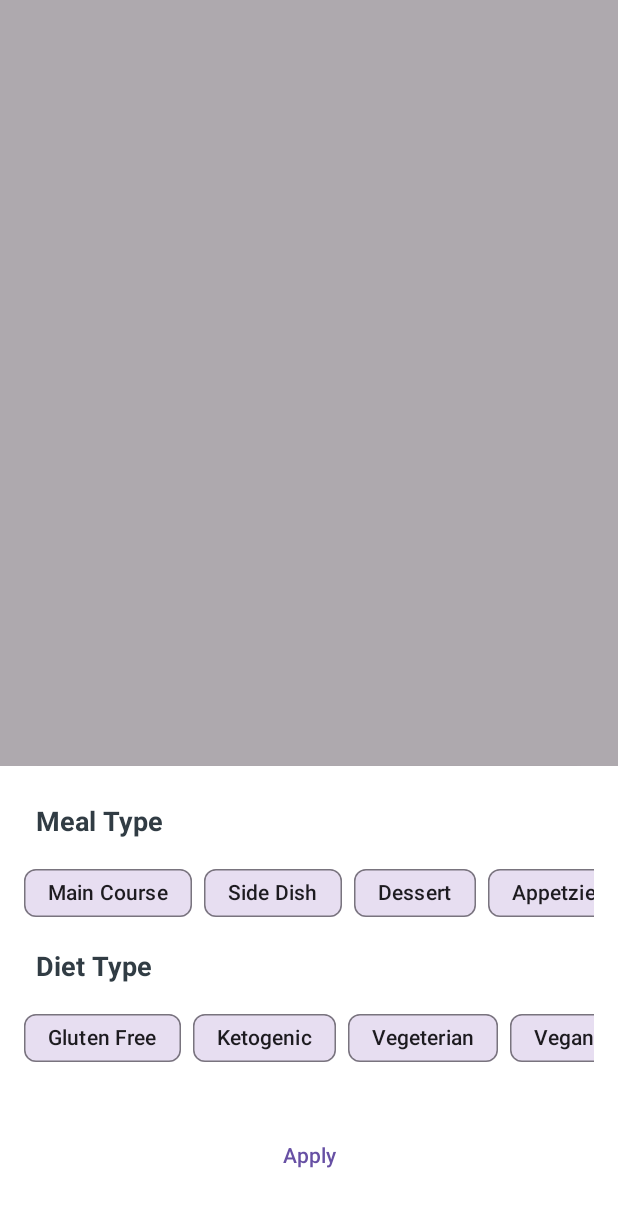
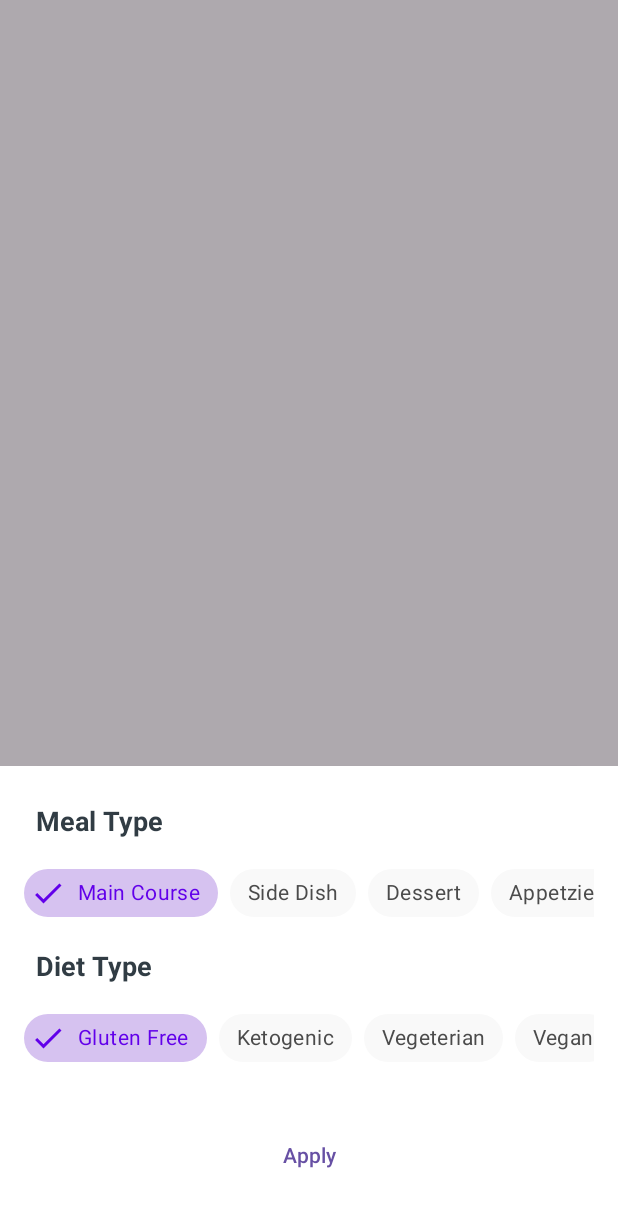
Before and after one commit to Honor13/FoodRecipeApp, an Android app: the fragment RecipesBottomSheet shown on its own in the app's theme, on a phone screen of 412 x 824 dp. Shown: the top 1207 px of the screen. Run offline under Robolectric (Android 15) with nearby library versions, the phone set to English and light mode, and no system bars; Roboto replaces fonts that are not available here.

Commit message:
Added Chip Style

```diff
--- a/app/src/main/java/com/example/foodyapplication/ui/fragment/recipies/RecipiesFragment.kt
+++ b/app/src/main/java/com/example/foodyapplication/ui/fragment/recipies/RecipiesFragment.kt
@@ -11,6 +11,7 @@ import androidx.core.view.isVisible
 import androidx.databinding.DataBindingUtil
 import androidx.lifecycle.ViewModelProvider
 import androidx.lifecycle.lifecycleScope
+import androidx.navigation.fragment.findNavController
 import androidx.recyclerview.widget.LinearLayoutManager
 import com.example.foodyapplication.viewmodels.MainViewModel
 import com.example.foodyapplication.R
@@ -59,6 +60,10 @@ class RecipiesFragment : Fragment() {
 
         setupRecyclerView()
         readDatabase()
+
+        binding.recipesFab.setOnClickListener{
+            findNavController().navigate(R.id.action_recipiesFragment_to_recipesBottomSheet)
+        }
 
         return binding.root
     }
--- a/app/src/main/java/com/example/foodyapplication/viewmodels/RecipesViewModel.kt
+++ b/app/src/main/java/com/example/foodyapplication/viewmodels/RecipesViewModel.kt
@@ -17,8 +17,8 @@ class RecipesViewModel(application: Application) : AndroidViewModel(application)
 
         queries[QUERY_NUMBER] = "50"
         queries[QUERY_API_KEY] = API_KEY
-        queries[QUERY_TYPE] = "snack"
-        queries[QUERY_DIET] = ""
+        queries[QUERY_TYPE] = "main course"
+        queries[QUERY_DIET] = "gluten free"
         queries[QUERY_ADD_RECIPE_INFORMATION] = "true"
         queries[QUERY_RECIPE_INGREDIENTS] = "true"
 
--- /dev/null
+++ b/app/src/main/res/color/chip_background_color.xml
@@ -0,0 +1,8 @@
+<?xml version="1.0" encoding="utf-8"?>
+<selector xmlns:android="http://schemas.android.com/apk/res/android">
+
+    <item android:color="@color/checkedChipBackGroundColor" android:state_checked="true"/>
+    <item android:color="@color/chipBackGroundColor" android:state_checked="false"/>
+
+
+</selector>
--- /dev/null
+++ b/app/src/main/res/color/chip_text_color.xml
@@ -0,0 +1,8 @@
+<?xml version="1.0" encoding="utf-8"?>
+<selector xmlns:android="http://schemas.android.com/apk/res/android">
+
+    <item android:color="@color/checkedChipTextColor" android:state_checked="true"/>
+    <item android:color="@color/chipTextColor" android:state_checked="false"/>
+
+
+</selector>
--- a/app/src/main/res/layout/fragment_recipies.xml
+++ b/app/src/main/res/layout/fragment_recipies.xml
@@ -57,7 +57,7 @@
             app:layout_constraintVertical_bias="0.37" />
 
         <com.google.android.material.floatingactionbutton.FloatingActionButton
-            android:id="@+id/floatingActionButton"
+            android:id="@+id/recipes_fab"
             android:layout_width="wrap_content"
             android:layout_height="wrap_content"
             android:layout_marginEnd="24dp"
--- a/app/src/main/res/layout/recipes_bottom_sheet.xml
+++ b/app/src/main/res/layout/recipes_bottom_sheet.xml
@@ -48,48 +48,56 @@
                 app:singleSelection="true">
 
                 <com.google.android.material.chip.Chip
+                    style="@style/CustomChipStyle"
                     android:id="@+id/gluten_free_chip"
                     android:layout_width="wrap_content"
                     android:layout_height="wrap_content"
                     android:text="@string/gluten_free" />
 
                 <com.google.android.material.chip.Chip
+                    style="@style/CustomChipStyle"
                     android:id="@+id/ketogenic_chip"
                     android:layout_width="wrap_content"
                     android:layout_height="wrap_content"
                     android:text="@string/ketogenic" />
 
                 <com.google.android.material.chip.Chip
+                    style="@style/CustomChipStyle"
                     android:id="@+id/vegeterian_chip"
                     android:layout_width="wrap_content"
                     android:layout_height="wrap_content"
                     android:text="@string/vegeterian" />
 
                 <com.google.android.material.chip.Chip
+                    style="@style/CustomChipStyle"
                     android:id="@+id/vegan_chip"
                     android:layout_width="wrap_content"
                     android:layout_height="wrap_content"
                     android:text="@string/vegan" />
 
                 <com.google.android.material.chip.Chip
+                    style="@style/CustomChipStyle"
                     android:id="@+id/pescetarian_chip"
                     android:layout_width="wrap_content"
                     android:layout_height="wrap_content"
                     android:text="@string/pescetarian" />
 
                 <com.google.android.material.chip.Chip
+                    style="@style/CustomChipStyle"
                     android:id="@+id/paleo_chip"
                     android:layout_width="wrap_content"
                     android:layout_height="wrap_content"
                     android:text="@string/paleo" />
 
                 <com.google.android.material.chip.Chip
+                    style="@style/CustomChipStyle"
                     android:id="@+id/peimal_chip"
                     android:layout_width="wrap_content"
                     android:layout_height="wrap_content"
                     android:text="@string/primal" />
 
                 <com.google.android.material.chip.Chip
+                    style="@style/CustomChipStyle"
                     android:id="@+id/whole30_chip"
                     android:layout_width="wrap_content"
                     android:layout_height="wrap_content"
@@ -140,84 +148,98 @@
                 app:singleSelection="true">
 
                 <com.google.android.material.chip.Chip
+                    style="@style/CustomChipStyle"
                     android:id="@+id/main_course_chip"
                     android:layout_width="wrap_content"
                     android:layout_height="wrap_content"
                     android:text="@string/main_course" />
 
                 <com.google.android.material.chip.Chip
+                    style="@style/CustomChipStyle"
                     android:id="@+id/side_dish_chip"
                     android:layout_width="wrap_content"
                     android:layout_height="wrap_content"
                     android:text="@string/side_dish" />
 
                 <com.google.android.material.chip.Chip
+                    style="@style/CustomChipStyle"
                     android:id="@+id/dessert_chip"
                     android:layout_width="wrap_content"
                     android:layout_height="wrap_content"
                     android:text="@string/dessert" />
 
                 <com.google.android.material.chip.Chip
+                    style="@style/CustomChipStyle"
                     android:id="@+id/appetzier_chip"
                     android:layout_width="wrap_content"
                     android:layout_height="wrap_content"
                     android:text="@string/appetzier" />
 
                 <com.google.android.material.chip.Chip
+                    style="@style/CustomChipStyle"
                     android:id="@+id/salad_chip"
                     android:layout_width="wrap_content"
                     android:layout_height="wrap_content"
                     android:text="@string/salad" />
 
                 <com.google.android.material.chip.Chip
+                    style="@style/CustomChipStyle"
                     android:id="@+id/bread_chip"
                     android:layout_width="wrap_content"
                     android:layout_height="wrap_content"
                     android:text="@string/bread" />
 
                 <com.google.android.material.chip.Chip
+                    style="@style/CustomChipStyle"
                     android:id="@+id/breakfast_chip"
                     android:layout_width="wrap_content"
                     android:layout_height="wrap_content"
                     android:text="@string/breakfast" />
 
                 <com.google.android.material.chip.Chip
+                    style="@style/CustomChipStyle"
                     android:id="@+id/soup_chip"
                     android:layout_width="wrap_content"
                     android:layout_height="wrap_content"
                     android:text="@string/soup" />
 
                 <com.google.android.material.chip.Chip
+                    style="@style/CustomChipStyle"
                     android:id="@+id/beverage_chip"
                     android:layout_width="wrap_content"
                     android:layout_height="wrap_content"
                     android:text="@string/beverage" />
 
                 <com.google.android.material.chip.Chip
+                    style="@style/CustomChipStyle"
                     android:id="@+id/sauce_chip"
                     android:layout_width="wrap_content"
                     android:layout_height="wrap_content"
                     android:text="@string/sauce" />
 
                 <com.google.android.material.chip.Chip
+                    style="@style/CustomChipStyle"
                     android:id="@+id/marinade_chip"
                     android:layout_width="wrap_content"
                     android:layout_height="wrap_content"
                     android:text="@string/marinade" />
 
                 <com.google.android.material.chip.Chip
+                    style="@style/CustomChipStyle"
                     android:id="@+id/finger_food_chip"
                     android:layout_width="wrap_content"
                     android:layout_height="wrap_content"
                     android:text="@string/finger_food" />
 
                 <com.google.android.material.chip.Chip
+                    style="@style/CustomChipStyle"
                     android:id="@+id/snack_chip"
                     android:layout_width="wrap_content"
                     android:layout_height="wrap_content"
                     android:text="@string/snack" />
 
                 <com.google.android.material.chip.Chip
+                    style="@style/CustomChipStyle"
                     android:id="@+id/drink_chip"
                     android:layout_width="wrap_content"
                     android:layout_height="wrap_content"
--- a/app/src/main/res/values/colors.xml
+++ b/app/src/main/res/values/colors.xml
@@ -1,5 +1,7 @@
 <?xml version="1.0" encoding="utf-8"?>
 <resources>
+    <color name="colorPrimary">#6200EA</color>
+
     <color name="black">#FF000000</color>
     <color name="white">#FFFFFFFF</color>
 
@@ -12,4 +14,12 @@
     <color name="red">#FF4646</color>
     <color name="yellow">#FFC114</color>
     <color name="green">#00C980</color>
+
+    // Custom Chip Style
+    <color name="checkedChipBackGroundColor">#206200EA</color>
+    <color name="chipBackGroundColor">@color/lightGray</color>
+    <color name="checkedChipTextColor">@color/colorPrimary</color>
+    <color name="chipTextColor">@color/darkGray</color>
+
+
 </resources>
--- a/app/src/main/res/values/themes.xml
+++ b/app/src/main/res/values/themes.xml
@@ -4,6 +4,10 @@
         <!-- Customize your light theme here. -->
         <!-- <item name="colorPrimary">@color/my_light_primary</item> -->
     </style>
-
+    <style name="CustomChipStyle" parent="Widget.MaterialComponents.Chip.Filter">
+        <item name="chipBackgroundColor">@color/chip_background_color</item>
+        <item name="android:textColor">@color/chip_text_color</item>
+        <item name="checkedIconTint">@color/chip_text_color</item>
+    </style>
     <style name="Theme.FoodyApplication" parent="Base.Theme.FoodyApplication" />
 </resources>
```
Also changed, not shown: app/src/main/res/navigation/my_nav.xml (+13 -1 lines).
